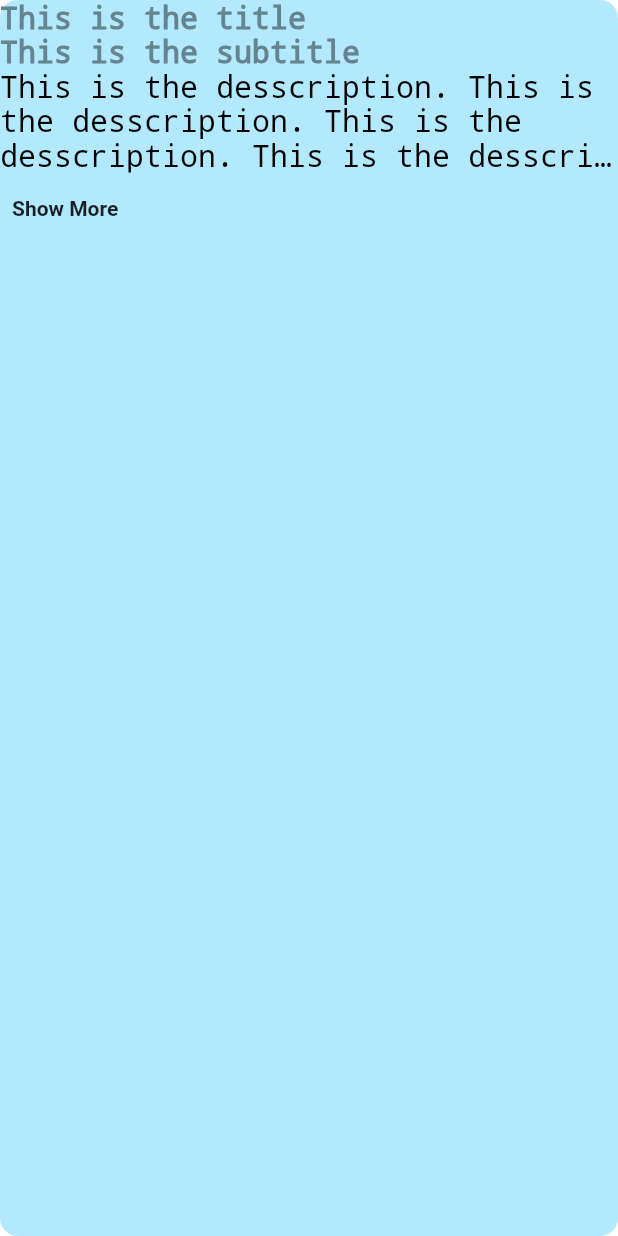
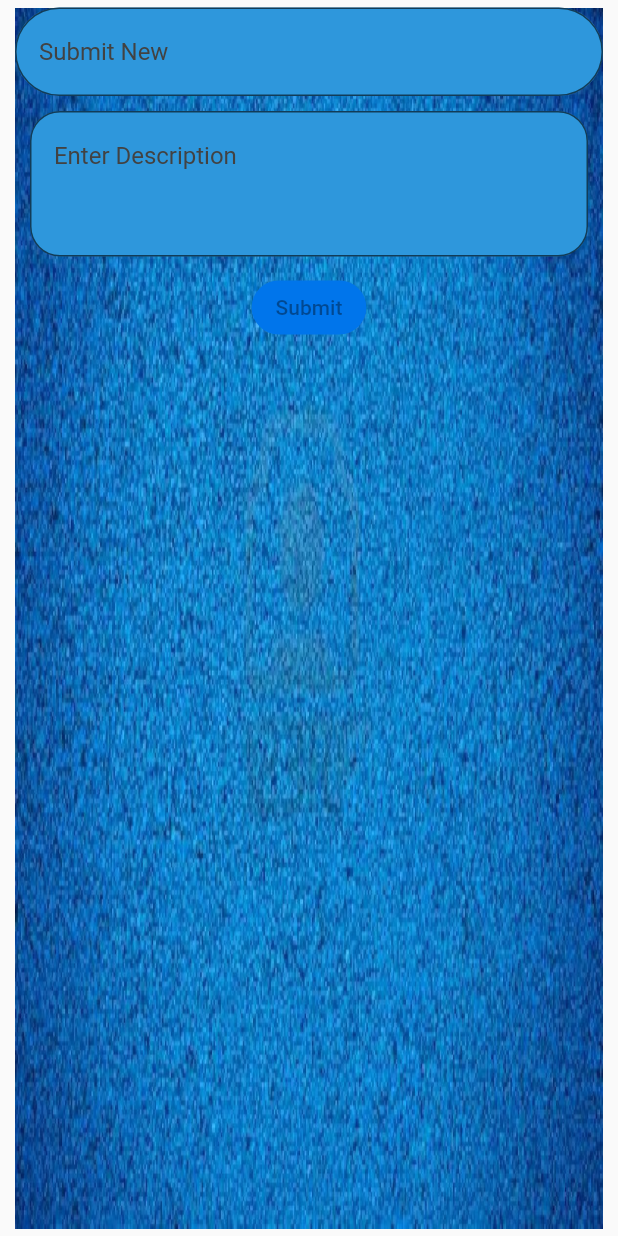
Before and after one commit to mahela97/training-app, a Flutter app: the screen it shows after launch, on a phone screen of 412 x 824 dp. Run offline on Flutter 3.47's test engine with Material 2 defaults, Android fonts, the light colour scheme and no system bars; our stand-ins replace bloc, flutter_bloc; missing offline and left inert: fcode_common.

Commit message:
Diary home bloc

```diff
--- a/lib/DiaryHome.dart
+++ b/lib/DiaryHome.dart
@@ -1,12 +1,12 @@
 import 'package:flutter/material.dart';
-import 'package:training_app/DiaryCard_page/DiaryCard_page.dart';
+import 'package:training_app/DiaryHome_page/DiaryHome_page.dart';
 
 class DiaryHome extends StatelessWidget {
   @override
   Widget build(BuildContext context) {
     return MaterialApp(
       title: "Diary app",
-      home: DiaryCardProvider(),
+      home: DiaryHomeProvider(),
     );
   }
 }
--- /dev/null
+++ b/lib/DiaryHome_page/DiaryHome_event.dart
@@ -0,0 +1,17 @@
+import 'package:flutter/material.dart';
+import 'package:training_app/DiaryCard_page/DiaryCard_view.dart';
+
+@immutable
+abstract class DiaryHomeEvent {}
+
+class ErrorEvent extends DiaryHomeEvent {
+  final String error;
+
+  ErrorEvent(this.error);
+}
+
+class SubmitCardEvent extends DiaryHomeEvent{
+  final DiaryCardView diaryCardView;
+
+  SubmitCardEvent(this.diaryCardView);
+}
--- /dev/null
+++ b/lib/DiaryHome_page/DiaryHome_page.dart
@@ -0,0 +1,5 @@
+export 'DiaryHome_event.dart';
+export 'DiaryHome_bloc.dart';
+export 'DiaryHome_state.dart';
+export 'DiaryHome_provider.dart';
+export 'DiaryHome_view.dart';
--- /dev/null
+++ b/lib/DiaryHome_page/DiaryHome_provider.dart
@@ -0,0 +1,15 @@
+import 'package:flutter/material.dart';
+import 'package:flutter_bloc/flutter_bloc.dart';
+
+import 'DiaryHome_bloc.dart';
+import 'DiaryHome_view.dart';
+
+class DiaryHomeProvider extends BlocProvider<DiaryHomeBloc> {
+  DiaryHomeProvider({
+    Key key,
+  }) : super(
+          key: key,
+          create: (context) => DiaryHomeBloc(context),
+          child: DiaryHomeView(),
+        );
+}
--- /dev/null
+++ b/lib/DiaryHome_page/DiaryHome_state.dart
@@ -0,0 +1,22 @@
+import 'package:flutter/material.dart';
+
+@immutable
+class DiaryHomeState {
+  final String error;
+
+  DiaryHomeState({
+    @required this.error,
+  });
+
+  static DiaryHomeState get initialState => DiaryHomeState(
+        error: '',
+      );
+
+  DiaryHomeState clone({
+    String error,
+  }) {
+    return DiaryHomeState(
+      error: error ?? this.error,
+    );
+  }
+}
--- /dev/null
+++ b/lib/DiaryHome_page/DiaryHome_view.dart
@@ -0,0 +1,99 @@
+import 'package:fcode_common/fcode_common.dart';
+import 'package:flutter/material.dart';
+import 'package:flutter_bloc/flutter_bloc.dart';
+
+import 'DiaryHome_bloc.dart';
+import 'DiaryHome_state.dart';
+
+class DiaryHomeView extends StatelessWidget {
+  @override
+  Widget build(BuildContext context) {
+    print("building");
+    // ignore: close_sinks
+    final _diaryHomeBloc = BlocProvider.of<DiaryHomeBloc>(context);
+    final _titleController = TextEditingController();
+    final _descriptionController = TextEditingController();
+    String _title = "";
+    String _description = "";
+
+    void changeTitle(text) {
+      _title = text;
+    }
+
+    void changeDescription(text) {
+      _description = text;
+    }
+
+    return Scaffold(
+      resizeToAvoidBottomInset: false,
+      body: Container(
+        decoration: BoxDecoration(
+          image: DecorationImage(
+              image: AssetImage("lib/Images/wallpaper.jpg"), fit: BoxFit.fill),
+        ),
+        height: double.infinity,
+        margin: EdgeInsets.symmetric(vertical: 5, horizontal: 10),
+        child: SingleChildScrollView(
+          child: Column(
+            children: [
+              Container(
+                child: Material(
+                  color: Colors.transparent,
+                  child: TextField(
+                    controller: _titleController,
+                    decoration: InputDecoration(
+                      fillColor: Color(0xff2E97DC),
+                      border: OutlineInputBorder(
+                        borderRadius: BorderRadius.all(
+                          Radius.circular(50.0),
+                        ),
+                        borderSide: BorderSide(color: Colors.white),
+                      ),
+                      filled: true,
+                      hintStyle: new TextStyle(color: Colors.grey[800]),
+                      hintText: " Submit New",
+                    ),
+                    onChanged: (text) => changeTitle(text),
+                  ),
+                ),
+              ),
+              Container(
+                margin: EdgeInsets.all(10),
+                child: Material(
+                  color: Colors.transparent,
+                  child: TextField(
+                    maxLines: 3,
+                    controller: _descriptionController,
+                    decoration: InputDecoration(
+                      fillColor: Color(0xff2E97DC),
+                      border: OutlineInputBorder(
+                          borderSide: BorderSide(),
+                          borderRadius:
+                              BorderRadius.all(Radius.circular(20.0))),
+                      filled: true,
+                      hintStyle: new TextStyle(color: Colors.grey[800]),
+                      hintText: " Enter Description",
+                    ),
+                    onChanged: (text) => changeDescription(text),
+                  ),
+                ),
+              ),
+              SizedBox(
+                  child: ElevatedButton(
+                    child: Text("Submit"),
+                style: ButtonStyle(
+                    backgroundColor:
+                        MaterialStateProperty.all<Color>(Color(0xff0075EB)),
+                    shape: MaterialStateProperty.all<RoundedRectangleBorder>(
+                        RoundedRectangleBorder(
+                      borderRadius: BorderRadius.circular(18.0),
+                    ))),
+              ))
+            ],
+          ),
+        ),
+      ),
+    );
+    // ignore: close_sinks
+  }
+}
--- a/pubspec.yaml
+++ b/pubspec.yaml
@@ -49,6 +49,8 @@ flutter:
   uses-material-design: true
 
   # To add assets to your application, add an assets section, like this:
+  assets:
+    - lib/Images/wallpaper.jpg
   # assets:
   #   - images/a_dot_burr.jpeg
   #   - images/a_dot_ham.jpeg
```
Also changed, not shown: lib/DiaryCard_page/DiaryCard_view.dart (+14 -3 lines), lib/DiaryHome_page/DiaryHome_bloc.dart (added, +54 -0 lines), lib/Images/wallpaper.jpg (added), 2 other files.
